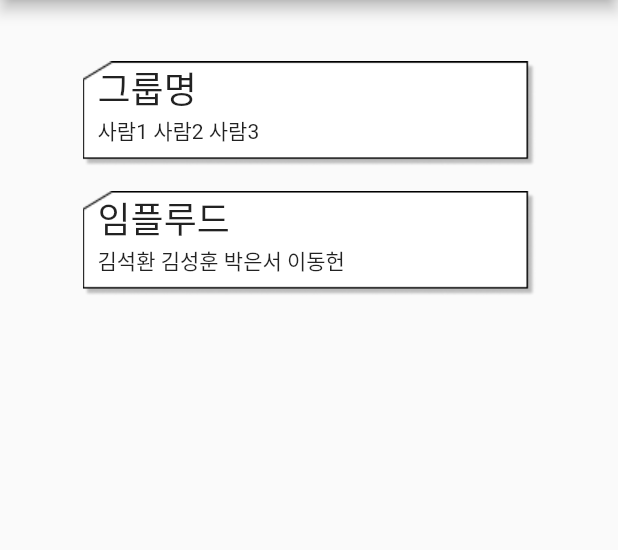
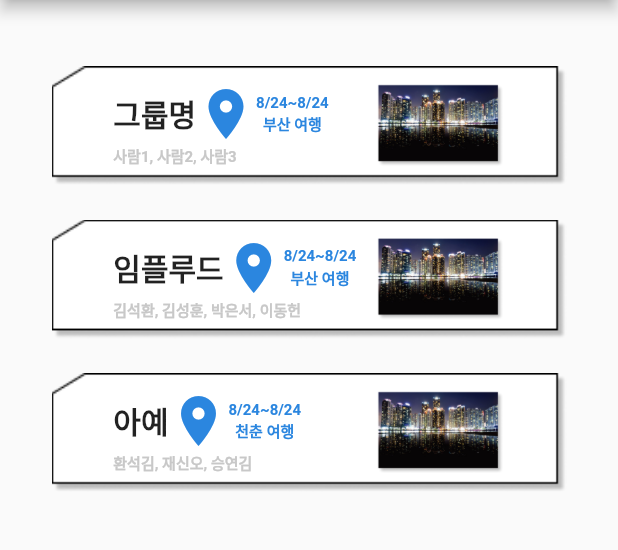
Before and after one commit to implude/grouney, a Flutter app: the screen it shows after launch, on a phone screen of 412 x 824 dp, the part 107-657 px from its top. Run offline on Flutter 3.47's test engine with Material 2 defaults, Android fonts, the phone set to English and light mode, and no system bars; our stand-ins replace get; Roboto replaces fonts that are missing (KBIZgo); statements that could not run were skipped.

Commit message:
feat: add home page

```diff
--- a/lib/home.dart
+++ b/lib/home.dart
@@ -1,11 +1,25 @@
 import 'package:flutter/material.dart';
 import 'package:get/get.dart';
 import 'package:grouney/main.dart';
+import 'package:intl/intl.dart';
 
 class Home extends StatelessWidget {
   final _dataList = [
-    _GroupData("그룹명", ["사람1", "사람2", "사람3"]),
-    _GroupData("임플루드", ["김석환", "김성훈", "박은서", "이동헌"])
+    _GroupData(
+        name: "그룹명",
+        people: ["사람1", "사람2", "사람3"],
+        dateRange: DateTimeRange(start: DateTime.now(), end: DateTime.now()),
+        destination: "부산"),
+    _GroupData(
+        name: "임플루드",
+        people: ["김석환", "김성훈", "박은서", "이동헌"],
+        dateRange: DateTimeRange(start: DateTime.now(), end: DateTime.now()),
+        destination: "부산"),
+    _GroupData(
+        name: "아예",
+        people: ["환석김", "재신오", "승연김"],
+        dateRange: DateTimeRange(start: DateTime.now(), end: DateTime.now()),
+        destination: "천춘")
   ];
 
   Home({Key? key}) : super(key: key);
@@ -30,7 +44,7 @@ class Home extends StatelessWidget {
                       MaterialStateProperty.all(Palatte.myskyskyblue),
                 ),
                 onPressed: () {},
-                child: CircleAvatar(
+                child: const CircleAvatar(
                     radius: 28,
                     backgroundColor: Colors.black,
                     child: CircleAvatar(
@@ -48,6 +62,7 @@ class Home extends StatelessWidget {
         padding: EdgeInsets.symmetric(
             vertical: context.heightTransformer(dividedBy: 20)),
         child: ListView.separated(
+            physics: const BouncingScrollPhysics(),
             itemBuilder: (_, index) =>
                 Center(child: _GroupItem(data: _dataList[index])),
             separatorBuilder: (_, __) =>
@@ -65,23 +80,76 @@ class _GroupItem extends StatelessWidget {
 
   @override
   Widget build(BuildContext context) {
-    return Stack(children: [
-      Image.asset("assets/images/group_outline.png"),
-      Padding(
-        padding: const EdgeInsets.only(left: 10),
-        child: Column(crossAxisAlignment: CrossAxisAlignment.start, children: [
-          Text(data.name,
-              style: const TextStyle(fontSize: 24, fontFamily: "KBIZgo")),
-          Text(data.people.join(" "))
-        ]),
-      )
-    ]);
+    return Container(
+        width: context.widthTransformer(dividedBy: 1.2),
+        height: context.heightTransformer(dividedBy: 9.6),
+        decoration: const BoxDecoration(
+            image: DecorationImage(
+                scale: 0.1,
+                image: AssetImage("assets/images/group_outline.png"))),
+        child: Padding(
+          padding: EdgeInsets.symmetric(
+              horizontal: context.widthTransformer(dividedBy: 10)),
+          child: Row(children: [
+            Column(
+                mainAxisAlignment: MainAxisAlignment.center,
+                crossAxisAlignment: CrossAxisAlignment.start,
+                children: [
+                  Row(
+                    children: [
+                      Text(data.name,
+                          style: const TextStyle(
+                              fontSize: 20,
+                              fontFamily: "KBIZgo",
+                              fontWeight: FontWeight.bold)),
+                      const Icon(
+                        Icons.location_on,
+                        color: Palatte.myblue,
+                        size: 40,
+                      ),
+                      Column(children: () {
+                        final formatter = DateFormat("M/dd");
+                        final range = data.dateRange;
+                        return [
+                          "${formatter.format(range.start)}~${formatter.format(
+                              range.end)}",
+                          "${data.destination} 여행"
+                        ]
+                            .map((e) =>
+                            Text(e,
+                                style: const TextStyle(
+                                    color: Palatte.myblue,
+                                    fontFamily: "KBIZgo",
+                                    fontWeight: FontWeight.bold,
+                                    fontSize: 10)))
+                            .toList();
+                      }())
+                    ],
+                  ),
+                  Text(data.people.join(", "),
+                      style: const TextStyle(
+                          color: Color(0xFFC8C8C8),
+                          fontSize: 10,
+                          fontWeight: FontWeight.bold,
+                          fontFamily: "KBIZgo")),
+                ]),
+            const Expanded(child: SizedBox.shrink()),
+            Image.asset("assets/images/부산.png", scale: 6)
+          ]),
+        ));
   }
 }
 
 class _GroupData {
   final String name;
   final List<String> people;
+  final DateTimeRange dateRange;
+  final String destination;
 
-  _GroupData(this.name, this.people);
+  const _GroupData({
+    required this.name,
+    required this.people,
+    required this.dateRange,
+    required this.destination,
+  });
 }
--- a/pubspec.yaml
+++ b/pubspec.yaml
@@ -35,6 +35,7 @@ dependencies:
   # The following adds the Cupertino Icons font to your application.
   # Use with the CupertinoIcons class for iOS style icons.
   cupertino_icons: ^1.0.2
+  intl: ^0.17.0
 
 dev_dependencies:
   flutter_test:
```
Also changed, not shown: assets/images/부산.png (added), pubspec.lock.
